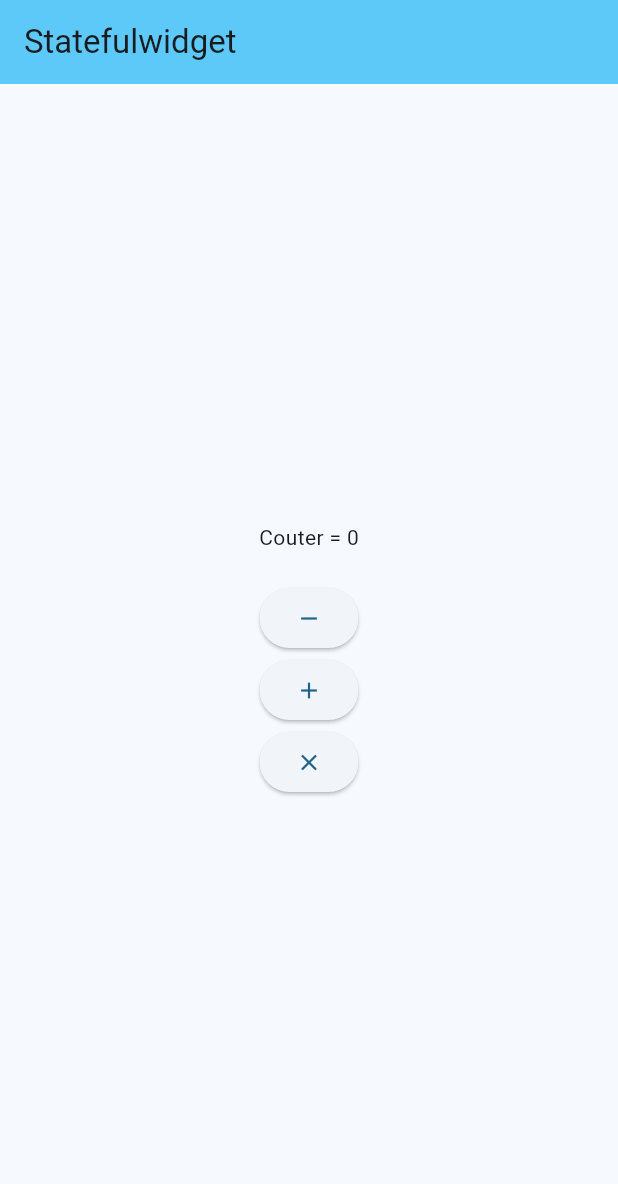
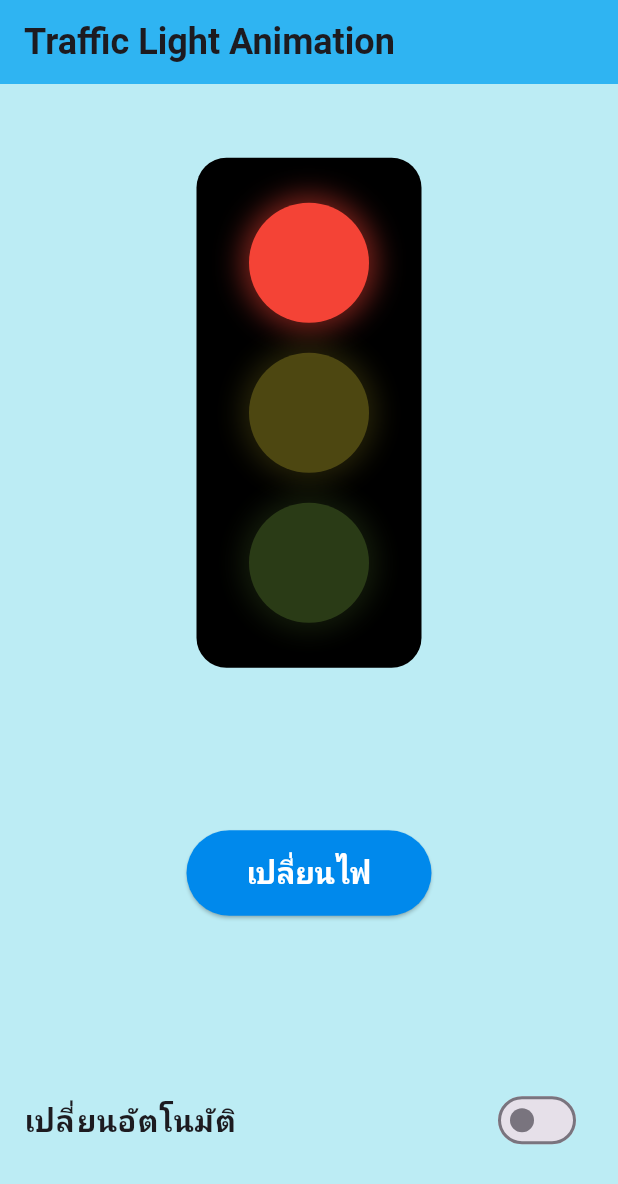
Before and after one commit to thochai/page_answer, a Flutter app: the screen it shows after launch, on a phone screen of 412 x 824 dp. Shown: the top 1184 px of the screen. Run offline on Flutter 3.47's test engine with Material 3 defaults, Android fonts, the phone set to English and light mode, and no system bars.

Commit message:
homework 4

```diff
--- /dev/null
+++ b/lib/homework4/traffic_light_page.dart
@@ -0,0 +1,170 @@
+import 'dart:async';
+import 'package:flutter/material.dart';
+
+class TrafficLightPage extends StatefulWidget {
+  const TrafficLightPage({super.key});
+
+  @override
+  State<TrafficLightPage> createState() => _TrafficLightPageState();
+}
+
+class _TrafficLightPageState extends State<TrafficLightPage> {
+  int _currentLight = 0;
+  bool _isAutoMode = false;
+  Timer? _timer;
+  int _countdown = 3;
+
+  void _changeLight() {
+    setState(() {
+      _currentLight = (_currentLight + 1) % 3;
+      _resetCountdown();
+    });
+  }
+
+  void _toggleAutoMode() {
+    setState(() {
+      _isAutoMode = !_isAutoMode;
+
+      if (_isAutoMode) {
+        _startAutoMode();
+      } else {
+        _timer?.cancel();
+        _resetCountdown();
+      }
+    });
+  }
+
+  void _startAutoMode() {
+    _timer?.cancel();
+    _countdown = 3;
+    _timer = Timer.periodic(const Duration(seconds: 1), (timer) {
+      if (_countdown > 1) {
+        setState(() {
+          _countdown--;
+        });
+      } else {
+        _changeLight();
+        _countdown = 3;
+      }
+    });
+  }
+
+  void _resetCountdown() {
+    _countdown = 3;
+  }
+
+  double _getOpacity(int lightIndex) {
+    return _currentLight == lightIndex ? 1.0 : 0.3;
+  }
+
+  @override
+  void dispose() {
+    _timer?.cancel();
+    super.dispose();
+  }
+
+  @override
+  Widget build(BuildContext context) {
+    return Scaffold(
+      appBar: AppBar(
+        title: const Text(
+          'Traffic Light Animation',
+          style: TextStyle(
+            fontSize: 24,
+            fontWeight: FontWeight.bold,
+          ),
+        ),
+        backgroundColor: const Color.fromARGB(255, 41, 191, 251),
+        elevation: 5,
+      ),
+      body: Container(
+        color: const Color.fromARGB(255, 188, 236, 244),
+        child: Center(
+          child: Column(
+            mainAxisAlignment: MainAxisAlignment.spaceEvenly,
+            children: [
+              // ไฟจราจร
+              Container(
+                padding: const EdgeInsets.symmetric(vertical: 20),
+                decoration: BoxDecoration(
+                  color: Colors.black,
+                  borderRadius: BorderRadius.circular(20),
+                ),
+                width: 150,
+                child: Column(
+                  mainAxisAlignment: MainAxisAlignment.center,
+                  children: [
+                    _buildLight(Colors.red, _getOpacity(0), _isAutoMode && _currentLight == 0 ? _countdown : null),
+                    _buildLight(Colors.yellow, _getOpacity(1), _isAutoMode && _currentLight == 1 ? _countdown : null),
+                    _buildLight(Colors.lightGreen, _getOpacity(2), _isAutoMode && _currentLight == 2 ? _countdown : null),
+                  ],
+                ),
+              ),
+              const SizedBox(height: 10),
+              ElevatedButton(
+                onPressed: _changeLight,
+                style: ElevatedButton.styleFrom(
+                  padding: const EdgeInsets.symmetric(horizontal: 40, vertical: 15),
+                  textStyle: const TextStyle(fontSize: 20),
+                  backgroundColor: const Color.fromARGB(255, 0, 137, 236),
+                ),
+                child: const Text(
+                  'เปลี่ยนไฟ',
+                  style: TextStyle(
+                    color: Colors.white,
+                    fontSize: 20,
+                    fontWeight: FontWeight.bold,
+                  ),
+                ),
+              ),
+              const SizedBox(height: 10),
+              SwitchListTile(
+                title: const Text(
+                  'เปลี่ยนอัตโนมัติ',
+                  style: TextStyle(fontSize: 20, fontWeight: FontWeight.bold),
+                ),
+                value: _isAutoMode,
+                onChanged: (value) => _toggleAutoMode(),
+              ),
+            ],
+          ),
+        ),
+      ),
+    );
+  }
+
+  Widget _buildLight(Color color, double opacity, int? countdown) {
+    return AnimatedOpacity(
+      duration: const Duration(seconds: 1),
+      opacity: opacity,
+      child: Container(
+        margin: const EdgeInsets.all(10),
+        width: 80,
+        height: 80,
+        decoration: BoxDecoration(
+          color: color,
+          shape: BoxShape.circle,
+          boxShadow: [
+            BoxShadow(
+              color: color.withOpacity(0.5),
+              blurRadius: 15,
+              spreadRadius: 5,
+            ),
+          ],
+        ),
+        child: countdown != null
+            ? Center(
+                child: Text(
+                  '$countdown',
+                  style: const TextStyle(
+                    fontSize: 24,
+                    fontWeight: FontWeight.bold,
+                    color: Colors.white,
+                  ),
+                ),
+              )
+            : null,
+      ),
+    );
+  }
+}
--- a/lib/main.dart
+++ b/lib/main.dart
@@ -1,6 +1,5 @@
 import 'package:flutter/material.dart';
-import 'package:mytestapp/my_stateful_widget.dart';
-
+import 'homework4/traffic_light_page.dart';
 void main() {
   runApp(const MyApp());
 }
@@ -8,33 +7,15 @@ void main() {
 class MyApp extends StatelessWidget {
   const MyApp({super.key});
 
-
   @override
   Widget build(BuildContext context) {
     return MaterialApp(
-      title: 'Flutter Demo',
       debugShowCheckedModeBanner: false,
+      title: 'Traffic Light Animation',
       theme: ThemeData(
-
-        colorScheme: ColorScheme.fromSeed(seedColor: const Color.fromARGB(255, 107, 191, 243)),
-        useMaterial3: true,
+        primarySwatch: Colors.purple,
       ),
-      home: const MyStatefulWidget()
+      home: const TrafficLightPage(),
     );
-
   }
 }
-class GreetingWidget extends StatelessWidget{
-    final String name ;
-    const GreetingWidget({super.key,required this.name});
-
-    @override
-    Widget build(BuildContext context){
-      return Scaffold(
-        appBar: AppBar(
-          title: const Text('Demo App'),
-          backgroundColor: const Color.fromARGB(255, 111, 195, 250),
-        ),
-        body: Center(child: Text('Hello, $name')));
-    }
-  }
```
